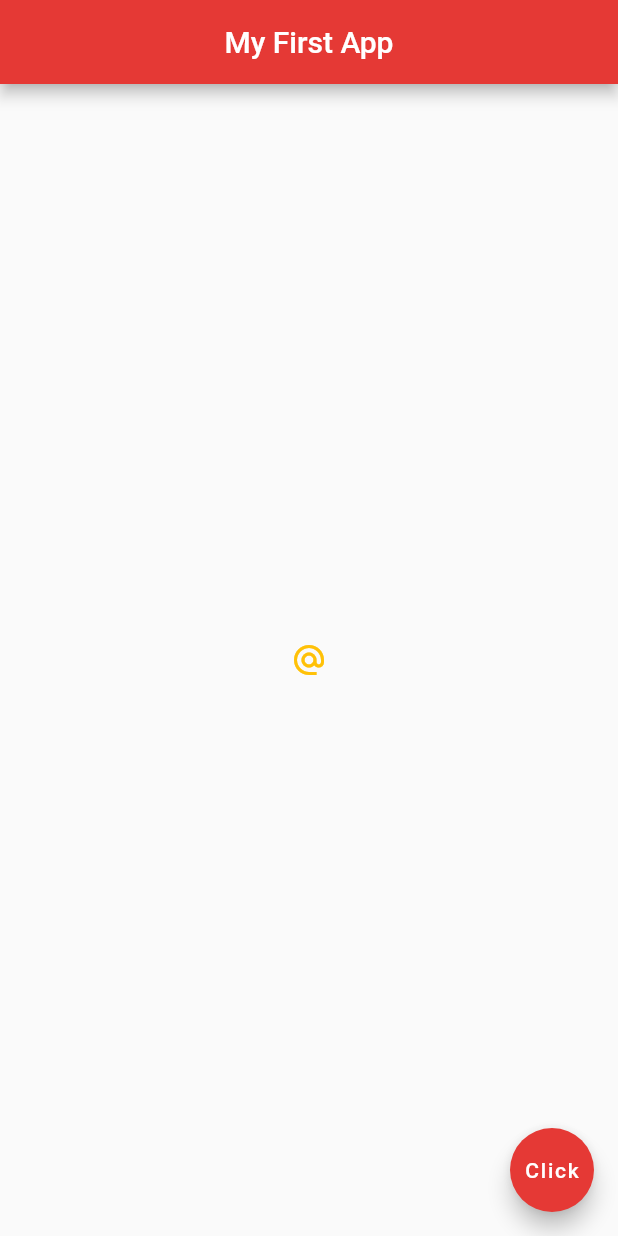
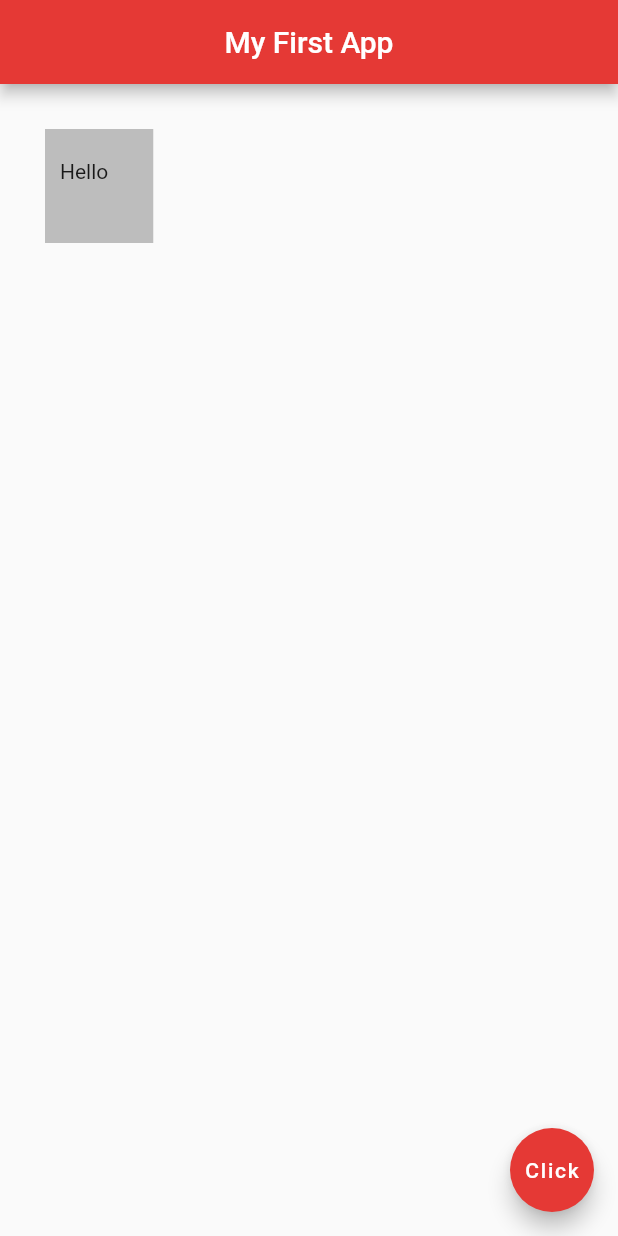
Before and after one commit to theagoliveira/flutter-tutorial-for-beginners, a Flutter app: the screen it shows after launch, on a phone screen of 412 x 824 dp. Run offline on Flutter 3.47's test engine with Material 2 defaults, Android fonts, the light colour scheme and no system bars.

Commit message:
Video #10a

```diff
--- a/myapp/lib/main.dart
+++ b/myapp/lib/main.dart
@@ -15,14 +15,12 @@ class Home extends StatelessWidget {
         centerTitle: true,
         backgroundColor: Colors.red[600],
       ),
-      body: Center(
-          child: IconButton(
-        icon: Icon(Icons.alternate_email),
-        onPressed: () {
-          print('You clicked me');
-        },
-        color: Colors.amber,
-      )),
+      body: Container(
+        padding: EdgeInsets.fromLTRB(10.0, 20.0, 30.0, 40.0),
+        margin: EdgeInsets.all(30.0),
+        color: Colors.grey[400],
+        child: Text('Hello'),
+      ),
       floatingActionButton: FloatingActionButton(
         child: Text('Click'),
         backgroundColor: Colors.red[600],
```
